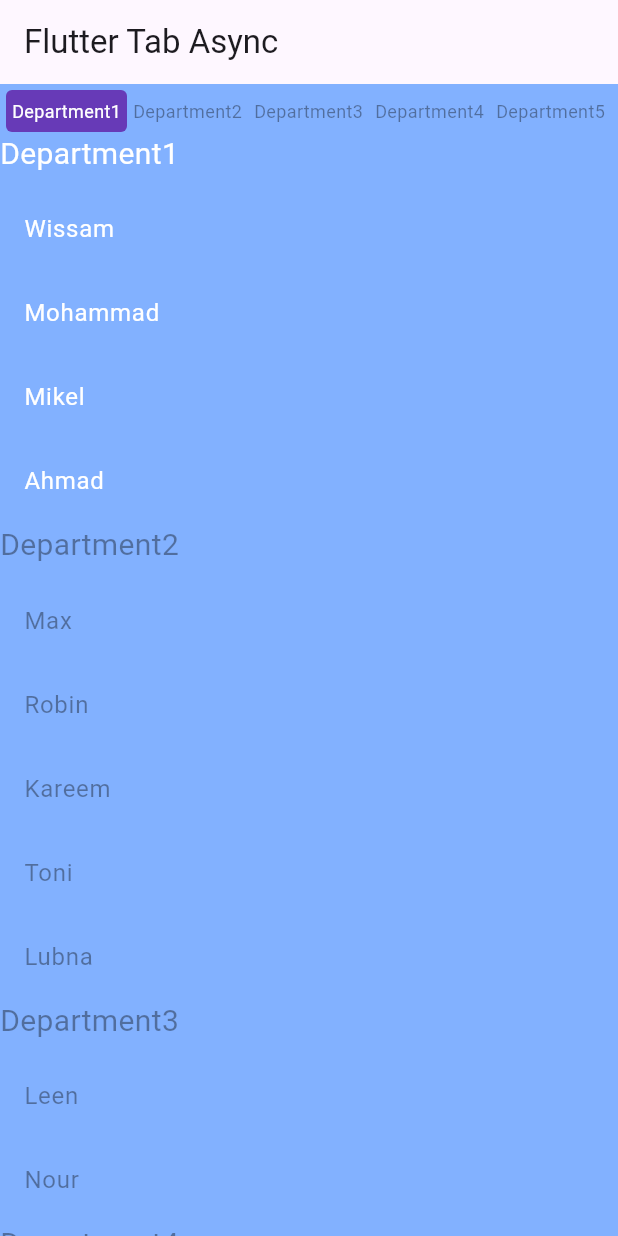
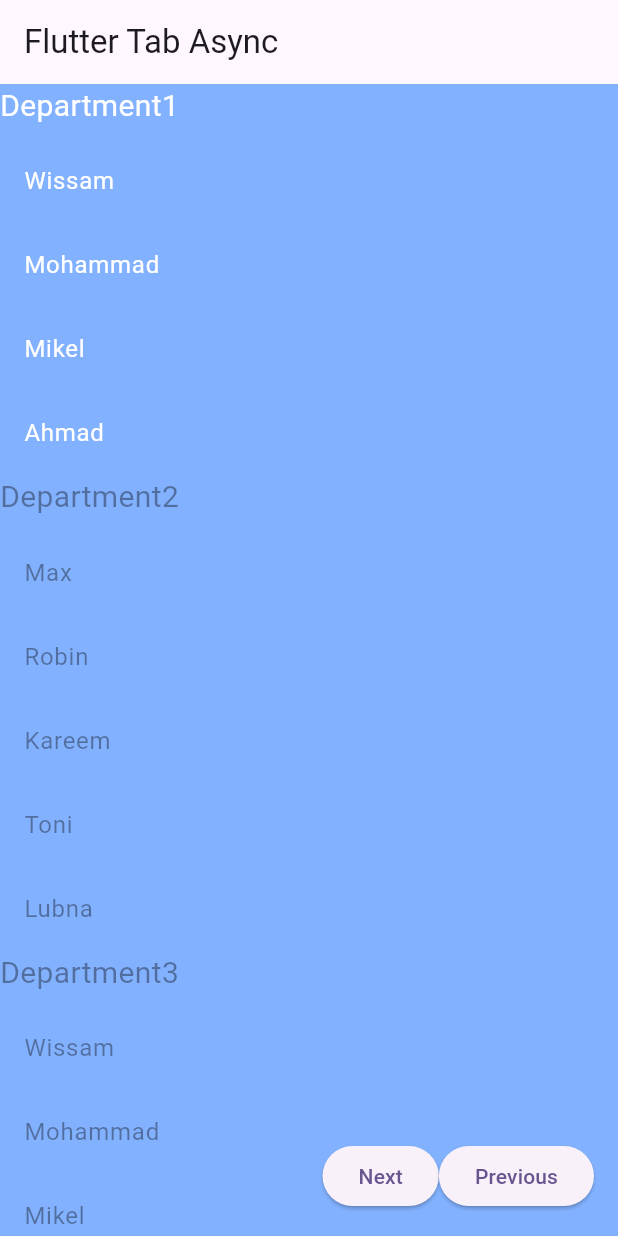
Before and after one commit to WissamALSbenaty/Flutter-Tab-Sync, a Flutter app: the screen it shows after launch, on a phone screen of 412 x 824 dp. Run offline on Flutter 3.47's test engine with Material 3 defaults, Android fonts, the phone set to English and light mode, and no system bars.

Commit message:
enhance indexed_list_sync.dart add customViewBuilder to labeled_tab_sync_view.dart

```diff
--- a/example/lib/main.dart
+++ b/example/lib/main.dart
@@ -1,3 +1,6 @@
+
+import 'dart:math';
+
 import 'package:example/models/department_model.dart';
 import 'package:flutter/material.dart';
 import 'package:flutter_tab_sync/flutter_tab_sync.dart';
@@ -22,9 +25,14 @@ class MyApp extends StatelessWidget {
   }
 }
 
-class MyHomePage extends StatelessWidget {
+class MyHomePage extends StatefulWidget {
    MyHomePage({super.key,});
 
+  @override
+  State<MyHomePage> createState() => _MyHomePageState();
+}
+
+class _MyHomePageState extends State<MyHomePage> {
   final List<DepartmentModel> departments=[
     DepartmentModel(name: 'Department1', employees: [
       'Wissam','Mohammad','Mikel','Ahmad'
@@ -32,19 +40,39 @@ class MyHomePage extends StatelessWidget {
     DepartmentModel(name: 'Department2', employees: [
       'Max','Robin','Kareem','Toni','Lubna'
     ],),
+
     DepartmentModel(name: 'Department3', employees: [
-      'Leen','Nour',
+      'Wissam','Mohammad','Mikel','Ahmad'
     ],),
     DepartmentModel(name: 'Department4', employees: [
-      'Jessica','Luka','Antonio',
+      'Max','Robin','Kareem','Toni','Lubna'
     ],),
+
     DepartmentModel(name: 'Department5', employees: [
-      'Dani',
+      'Wissam','Mohammad','Mikel','Ahmad'
     ],),
     DepartmentModel(name: 'Department6', employees: [
-      'Jessica','Luka','Antonio',
+      'Max','Robin','Kareem','Toni','Lubna'
     ],),
+
+    DepartmentModel(name: 'Department7', employees: [
+      'Wissam','Mohammad','Mikel','Ahmad'
+    ],),
+    DepartmentModel(name: 'Department8', employees: [
+      'Max','Robin','Kareem','Toni','Lubna'
+    ],),
+
   ];
+
+  ValueNotifier<int> selectedDepartment=ValueNotifier(0);
+  void jumpToNext(){
+    selectedDepartment.value=min(selectedDepartment.value+1,departments.length);
+  }
+
+  void jumpToPrevious(){
+    selectedDepartment.value=max(0,selectedDepartment.value-1);
+  }
+
 
   @override
   Widget build(BuildContext context) {
@@ -57,8 +85,21 @@ class MyHomePage extends StatelessWidget {
         elevation: 0,
 
       ),
-      body: LabeledTabSyncView<DepartmentModel>(
+
+      floatingActionButton:Row(
+        mainAxisAlignment: MainAxisAlignment.end,
+          children: [
+            ElevatedButton(onPressed: jumpToNext,child: Text('Next'),),
+            ElevatedButton(onPressed: jumpToPrevious,child: Text('Previous'),),
+          ],
+      ),
+
+      body: ValueListenableBuilder<int>(
+    valueListenable: selectedDepartment,
+    builder: (final _, final value,final __) => IndexedListSync<DepartmentModel>(
         items: departments,
+        selectedIndex: value,
+
         itemBuilder: (department,isSelected)=>Column(
           crossAxisAlignment: CrossAxisAlignment.stretch,
           children: [
@@ -75,20 +116,8 @@ class MyHomePage extends StatelessWidget {
             ))
           ],
         ),
-        tabBuilder: (DepartmentModel item, bool isSelected)=>Text(
-          item.name,style: TextStyle(
-          fontSize: 12,
-          color: isSelected?Colors.white:Colors.black38,
+
         ),
-        ),
-
-        labelStyle: LabelStyle(
-        color: Colors.deepPurple,
-        padding: const EdgeInsets.all(4),
-        height: 32,
-        borderRadius: BorderRadius.circular(4),
-      ),
-      ),
-    );
+    ));
   }
 }
--- a/lib/flutter_tab_sync.dart
+++ b/lib/flutter_tab_sync.dart
@@ -1,3 +1,4 @@
 
 export 'src/widgets/labeled_tab_sync_view.dart';
+export 'src/widgets/indexed_list_sync.dart';
 export 'src/styles/label_style.dart';
--- a/lib/src/styles/label_style.dart
+++ b/lib/src/styles/label_style.dart
@@ -2,10 +2,10 @@ import 'package:flutter/material.dart';
 
 class LabelStyle{
   final Color color;
-  final EdgeInsets? padding;
   final Border? border;
   final BorderRadiusGeometry? borderRadius;
   final double height;
 
-  LabelStyle({required this.color,  this.padding, this.border,required this.height, this.borderRadius});
+  final int animationInMilliseconds;
+  LabelStyle({required this.color,this.border,required this.height, this.borderRadius,this.animationInMilliseconds=300});
 }
--- a/lib/src/widgets/labeled_tab_bar_sync.dart
+++ b/lib/src/widgets/labeled_tab_bar_sync.dart
@@ -1,5 +1,4 @@
 
-import 'dart:math';
 
 import 'package:flutter/cupertino.dart';
 import 'package:flutter/material.dart';
@@ -25,6 +24,7 @@ class LabeledTabBarSync<T> extends StatefulWidget {
 }
 
 class _LabeledTabBarSyncState<T> extends State<LabeledTabBarSync<T>> {
+  late Duration animationDuration;
   final ScrollController scrollController = ScrollController();
   bool isFirstDependency=true;
   List<double> tabsOffsets = [],tabsSizes=[];
@@ -37,6 +37,7 @@ class _LabeledTabBarSyncState<T> extends State<LabeledTabBarSync<T>> {
       return;
     }
     isFirstDependency=false;
+    animationDuration=Duration(milliseconds: widget.labelStyle.animationInMilliseconds);
     tabsKeys=widget.items.map((final e)=>GlobalKey()).toList();
 
     WidgetsBinding.instance.addPostFrameCallback((final _){
@@ -44,7 +45,7 @@ class _LabeledTabBarSyncState<T> extends State<LabeledTabBarSync<T>> {
     tabsOffsets = tabsKeys.map((final categoryKey) => categoryKey.width).toList();
     tabsOffsets.insert(0, 0);
     for (int i = 1; i < tabsOffsets.length; i++) {
-      tabsOffsets[i] += tabsOffsets[i - 1]+widget.tabsSpacing;
+      tabsOffsets[i] += tabsOffsets[i - 1];
     }
     setState(() {});
     });
@@ -52,9 +53,8 @@ class _LabeledTabBarSyncState<T> extends State<LabeledTabBarSync<T>> {
 
   @override
   void didUpdateWidget(covariant final LabeledTabBarSync<T> oldWidget) {
-    final double toScrollOffset = min(tabsOffsets[widget.selectedTabIndex] , max(0, tabsOffsets.last - scrollingKey.width+widget.tabsSpacing));
+    Scrollable.ensureVisible(tabsKeys[widget.selectedTabIndex].currentContext!,duration: animationDuration);
 
-    scrollController.animateTo(toScrollOffset, duration: const Duration(milliseconds: 200), curve: Curves.bounceInOut);
     super.didUpdateWidget(oldWidget);
   }
 
@@ -72,15 +72,14 @@ class _LabeledTabBarSyncState<T> extends State<LabeledTabBarSync<T>> {
           Row(
             crossAxisAlignment: CrossAxisAlignment.start,
             children: [
+
               AnimatedContainer(
-                duration: const Duration(milliseconds: 200),
-                width: widget.selectedTabIndex>=tabsOffsets.length?0:tabsOffsets[widget.selectedTabIndex]+(widget.tabsSpacing/2),
+                duration: animationDuration,
+                width: widget.selectedTabIndex>=tabsOffsets.length?0: tabsOffsets[widget.selectedTabIndex]+( widget.tabsSpacing*0.5),
               ),
               AnimatedContainer(
-                duration: const Duration(milliseconds: 200),
-                height: widget.labelStyle.height,
-                padding: widget.labelStyle.padding,
-                width:(widget.selectedTabIndex>=tabsSizes.length?0: tabsSizes[widget.selectedTabIndex]+widget.tabsSpacing),
+                duration: animationDuration,
+                width:(widget.selectedTabIndex>=tabsSizes.length?0: tabsSizes[widget.selectedTabIndex]),
                 decoration: BoxDecoration(
                     borderRadius: widget.labelStyle.borderRadius,
                     color: widget.labelStyle.color,
@@ -93,17 +92,20 @@ class _LabeledTabBarSyncState<T> extends State<LabeledTabBarSync<T>> {
             crossAxisAlignment: CrossAxisAlignment.center,
             children: [
               for (int i = 0; i < widget.items.length; i++) ...[
+                Row(
+                  key: tabsKeys[i],
+                  children: [
                     SizedBox(width: widget.tabsSpacing,),
                     GestureDetector(
                       onTap: () => widget.onTabPressed(i),
                       child: Center(
-                    key: tabsKeys[i],
                         child: widget.tabBuilder(widget.items[i],i==widget.selectedTabIndex)
                       ),
                     ),
                   ],
+                ),
+              ],
               SizedBox(width: widget.tabsSpacing,),
-
             ],
           ),
 
--- a/lib/src/widgets/labeled_tab_sync_view.dart
+++ b/lib/src/widgets/labeled_tab_sync_view.dart
@@ -11,66 +11,81 @@ class LabeledTabSyncView<T> extends StatefulWidget {
   /// the items which will use to construct tabs and the body
   final List<T> items;
   final double tabsSpacing;
+
   /// the space between each two tabs , also it will be added at the beginning of the tab bar
   final double? itemsSpacing;
+
   /// the space between the tab bar and the body
   final double? spacer;
+
   /// the height of the bar
   final double barHeight;
+
   /// this function will generate a tab for each item
-  final Widget Function(T item,bool isSelected) tabBuilder;
+  final Widget Function(T item, bool isSelected) tabBuilder;
+
   /// this function will generate the items in the body
-  final Widget Function(T item,bool isSelected) itemBuilder;
+  final Widget Function(T item, bool isSelected) itemBuilder;
+
   /// padding for the tab bar
   final EdgeInsets? tabBarPadding;
+
   /// padding for the body
   final EdgeInsets? bodyPadding;
+
   /// the style for the label behind the selected tab
   final LabelStyle labelStyle;
+  final Widget Function(Widget tabBar,Widget tabView)? customViewBuilder;
 
-  const LabeledTabSyncView({super.key, required this.items, this.itemsSpacing,this.spacer,
-    required this.tabBuilder, required this.itemBuilder,  this.bodyPadding,
-    this.tabBarPadding, required this.labelStyle,this.tabsSpacing=8,
-    this.barHeight=32,});
+  const LabeledTabSyncView({
+    super.key,
+    required this.items,
+    this.itemsSpacing,
+    this.spacer,
+    required this.tabBuilder,
+    required this.itemBuilder,
+    this.bodyPadding,
+    this.tabBarPadding,
+    required this.labelStyle,
+    this.tabsSpacing = 8,
+    this.barHeight = 32,
+    this.customViewBuilder,
+  });
 
   @override
   State<LabeledTabSyncView<T>> createState() => _LabeledTabSyncViewState<T>();
 }
 
 class _LabeledTabSyncViewState<T> extends State<LabeledTabSyncView<T>> {
-
-  final Debouncer debouncer=Debouncer(milliseconds: 100);
+  final Debouncer debouncer = Debouncer(milliseconds: 100);
   ScrollController? scrollController;
   List<double> tabsOffset = [];
-  ValueNotifier<int>selectedTabIndex=ValueNotifier(0);
-  ValueNotifier<int?>desiredTabIndex=ValueNotifier(null);
-  bool isFirstDependency=true;
-  late List<GlobalKey>tabsKeys;
-  GlobalKey scrollingKey=GlobalKey();
+  ValueNotifier<int> selectedTabIndex = ValueNotifier(0);
+  ValueNotifier<int?> desiredTabIndex = ValueNotifier(null);
+  bool isFirstDependency = true;
+  late List<GlobalKey> tabsKeys;
+  GlobalKey scrollingKey = GlobalKey();
   void scrollControllerListener() {
-    if(scrollController==null) {
-      return ;
+    if (scrollController == null) {
+      return;
     }
+    final int tabsOffsetIndex = lowerBound(tabsOffset, scrollController!.offset);
 
-    final int tabsOffsetIndex = lowerBound(tabsOffset, scrollController!.offset );
-
-
-    if (desiredTabIndex.value==null && selectedTabIndex.value != max(0,tabsOffsetIndex-1)) {
-      selectedTabIndex.value = min(max(0,tabsOffsetIndex-1), tabsOffset.length);
+    if (desiredTabIndex.value == null && selectedTabIndex.value != max(0, tabsOffsetIndex - 1)) {
+      selectedTabIndex.value = min(max(0, tabsOffsetIndex - 1), tabsOffset.length);
     }
   }
 
   Future<void> changeSelectedTab(final int newIndex) async {
-
-    if(scrollController==null) {
-      return ;
+    if (scrollController == null) {
+      return;
     }
 
-    Scrollable.ensureVisible(tabsKeys[newIndex].currentContext!,duration: const Duration(milliseconds: 200)).then((_){
-      desiredTabIndex.value=null;
+    Scrollable.ensureVisible(tabsKeys[newIndex].currentContext!, duration: const Duration(milliseconds: 200)).then((_) {
+      desiredTabIndex.value = null;
     });
-      desiredTabIndex.value=newIndex;
-      selectedTabIndex.value=newIndex;
+    desiredTabIndex.value = newIndex;
+    selectedTabIndex.value = newIndex;
     /*  if (!((scrollController!.offset >= tabsOffset[newIndex]) &&
         (scrollController!.offset < tabsOffset[newIndex+1]))) {
 
@@ -80,25 +95,23 @@ class _LabeledTabSyncViewState<T> extends State<LabeledTabSyncView<T>> {
           duration: const Duration(milliseconds: 200), curve: Curves.bounceInOut);
       }
       else {
-        *//*await scrollController!.animateTo(scrollController!.position.extentAfter,
-            duration: const Duration(milliseconds: 200), curve: Curves.bounceInOut);*//*
+        */ /*await scrollController!.animateTo(scrollController!.position.extentAfter,
+            duration: const Duration(milliseconds: 200), curve: Curves.bounceInOut);*/ /*
         scrollController!.createScrollPosition(AlwaysScrollableScrollPhysics(),scrollController!.position.context ,scrollController!.position).ensureVisible(
             (tabsKeys[newIndex].currentContext!.findRenderObject()as RenderBox));
       }
     }*/
-
-
   }
 
   @override
   void didChangeDependencies() {
     super.didChangeDependencies();
-    if(!isFirstDependency) {
+    if (!isFirstDependency) {
       return;
     }
-    isFirstDependency=false;
-    tabsKeys=widget.items.map((final e)=>GlobalKey()).toList();
-    WidgetsBinding.instance.addPostFrameCallback((final _){
+    isFirstDependency = false;
+    tabsKeys = widget.items.map((final e) => GlobalKey()).toList();
+    WidgetsBinding.instance.addPostFrameCallback((final _) {
       initControllers();
       setState(() {});
     });
@@ -111,10 +124,10 @@ class _LabeledTabSyncViewState<T> extends State<LabeledTabSyncView<T>> {
   }
 
   void initControllers() {
-    tabsOffset = tabsKeys.map((final tabKey) => tabKey.height ).toList();
+    tabsOffset = tabsKeys.map((final tabKey) => tabKey.height).toList();
     tabsOffset.insert(0, 0);
     for (int i = 1; i < tabsOffset.length; i++) {
-      tabsOffset[i] += tabsOffset[i - 1]+(widget.itemsSpacing??0);
+      tabsOffset[i] += tabsOffset[i - 1] + (widget.itemsSpacing ?? 0);
     }
     scrollController = ScrollController()..addListener(scrollControllerListener);
   }
@@ -123,11 +136,9 @@ class _LabeledTabSyncViewState<T> extends State<LabeledTabSyncView<T>> {
   Widget build(final BuildContext context) {
     return ValueListenableBuilder<int>(
         valueListenable: selectedTabIndex,
-        builder: (final _, final value,final __) => Column(
-      crossAxisAlignment: CrossAxisAlignment.stretch,
-      children: [
-        LabeledTabBarSync(
-              items:widget.items,
+        builder: (final _, final value, final __) {
+          final LabeledTabBarSync<T> tabBar = LabeledTabBarSync(
+            items: widget.items,
             onTabPressed: changeSelectedTab,
             selectedTabIndex: value,
             tabBuilder: widget.tabBuilder,
@@ -135,29 +146,38 @@ class _LabeledTabSyncViewState<T> extends State<LabeledTabSyncView<T>> {
             padding: widget.tabBarPadding,
             tabsSpacing: widget.tabsSpacing,
             barHeight: widget.barHeight,
-            ),
-        SizedBox(width:  widget.spacer),
-        Expanded(
-          child: SingleChildScrollView(
+          );
+
+          final SingleChildScrollView tabView = SingleChildScrollView(
             key: scrollingKey,
             controller: scrollController,
             child: Column(
               crossAxisAlignment: CrossAxisAlignment.stretch,
               children: [
-                for(int i=0;i<widget.items.length;i++)
-                    ...[
+                for (int i = 0; i < widget.items.length; i++) ...[
                   Container(
                     key: tabsKeys[i],
-                        child:widget.itemBuilder(widget.items[i],selectedTabIndex.value == i),
+                    child: widget.itemBuilder(widget.items[i], selectedTabIndex.value == i),
                   ),
-                      SizedBox(height: widget.itemsSpacing,)
+                  SizedBox(
+                    height: widget.itemsSpacing,
+                  )
                 ]
               ],
             ),
-          ),
+          );
+
+          return widget.customViewBuilder!=null? widget.customViewBuilder!(tabBar,tabView): Column(
+            crossAxisAlignment: CrossAxisAlignment.stretch,
+            children: [
+              tabBar,
+              SizedBox(width: widget.spacer),
+              Expanded(
+                child: tabView,
               ),
             ],
-    ));
+          );
+        });
   }
 
   @override
```
Also changed, not shown: lib/src/widgets/indexed_list_sync.dart (+13 -5 lines), 2 other files. Lines whose indentation alone changed are shown as unchanged.
